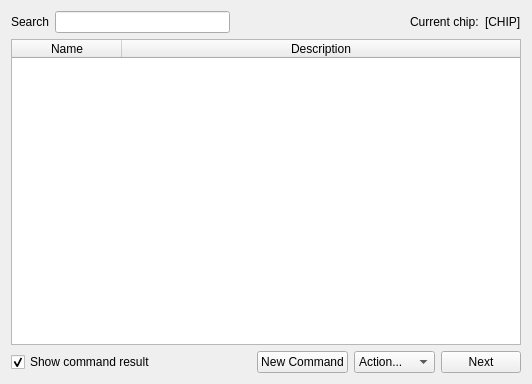
First picture: the form in gui_designer/gui_generic_commands.ui, repository serma-safety-security/hardsploit-gui-ruby, before the edit.
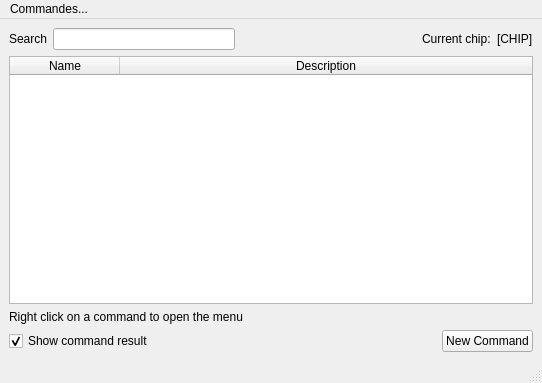
Second picture: the form after the edit.

The edit to the form file:
```diff
--- a/gui_designer/gui_generic_commands.ui
+++ b/gui_designer/gui_generic_commands.ui
@@ -1,24 +1,22 @@
 <?xml version="1.0" encoding="UTF-8"?>
 <ui version="4.0">
  <class>Generic_commands</class>
- <widget class="QWidget" name="Generic_commands">
+ <widget class="QMainWindow" name="Generic_commands">
+  <property name="windowModality">
+   <enum>Qt::ApplicationModal</enum>
+  </property>
   <property name="geometry">
    <rect>
     <x>0</x>
     <y>0</y>
-    <width>532</width>
-    <height>384</height>
+    <width>542</width>
+    <height>383</height>
    </rect>
   </property>
-  <property name="minimumSize">
-   <size>
-    <width>532</width>
-    <height>384</height>
-   </size>
-  </property>
   <property name="windowTitle">
    <string>Hardsploit - Commands</string>
   </property>
+  <widget class="QWidget" name="centralwidget">
   <layout class="QGridLayout" name="gridLayout">
    <item row="0" column="0">
     <layout class="QVBoxLayout" name="vl">
@@ -121,6 +119,13 @@
          </column>
         </widget>
        </item>
+        <item>
+         <widget class="QLabel" name="label">
+          <property name="text">
+           <string>Right click on a command to open the menu</string>
+          </property>
+         </widget>
+        </item>
        <item>
         <layout class="QHBoxLayout" name="hl3">
          <item>
@@ -153,49 +158,61 @@
            </property>
           </widget>
          </item>
-         <item>
-          <widget class="QComboBox" name="cbx_action">
-           <item>
-            <property name="text">
-             <string>Action...</string>
-            </property>
-           </item>
-           <item>
+         </layout>
+        </item>
+       </layout>
+      </item>
+     </layout>
+    </item>
+   </layout>
+  </widget>
+  <widget class="QMenuBar" name="menubar">
+   <property name="geometry">
+    <rect>
+     <x>0</x>
+     <y>0</y>
+     <width>542</width>
+     <height>21</height>
+    </rect>
+   </property>
+   <widget class="QMenu" name="menuCommandes">
+    <property name="title">
+     <string>Commandes...</string>
+    </property>
+    <addaction name="actionExecute"/>
+    <addaction name="actionEdit"/>
+    <addaction name="actionTemplate"/>
+    <addaction name="actionDelete"/>
+    <addaction name="actionConcatenate"/>
+   </widget>
+   <addaction name="menuCommandes"/>
+  </widget>
+  <widget class="QStatusBar" name="statusbar"/>
+  <action name="actionExecute">
             <property name="text">
              <string>Execute</string>
             </property>
-           </item>
-           <item>
+  </action>
+  <action name="actionEdit">
             <property name="text">
              <string>Edit</string>
             </property>
-           </item>
-           <item>
+  </action>
+  <action name="actionTemplate">
             <property name="text">
              <string>Template</string>
             </property>
-           </item>
-           <item>
+  </action>
+  <action name="actionDelete">
             <property name="text">
              <string>Delete</string>
             </property>
-           </item>
-          </widget>
-         </item>
-         <item>
-          <widget class="QPushButton" name="btn_next">
+  </action>
+  <action name="actionConcatenate">
            <property name="text">
-            <string>Next</string>
-           </property>
-          </widget>
-         </item>
-        </layout>
-       </item>
-      </layout>
-     </item>
-    </layout>
-   </item>
-  </layout>
+    <string>Concatenate</string>
+   </property>
+  </action>
  </widget>
  <resources/>
  <connections>
```
Left out of the diff: 105 changed lines with no effect on the pictures. Lines whose indentation alone changed are shown as unchanged.
